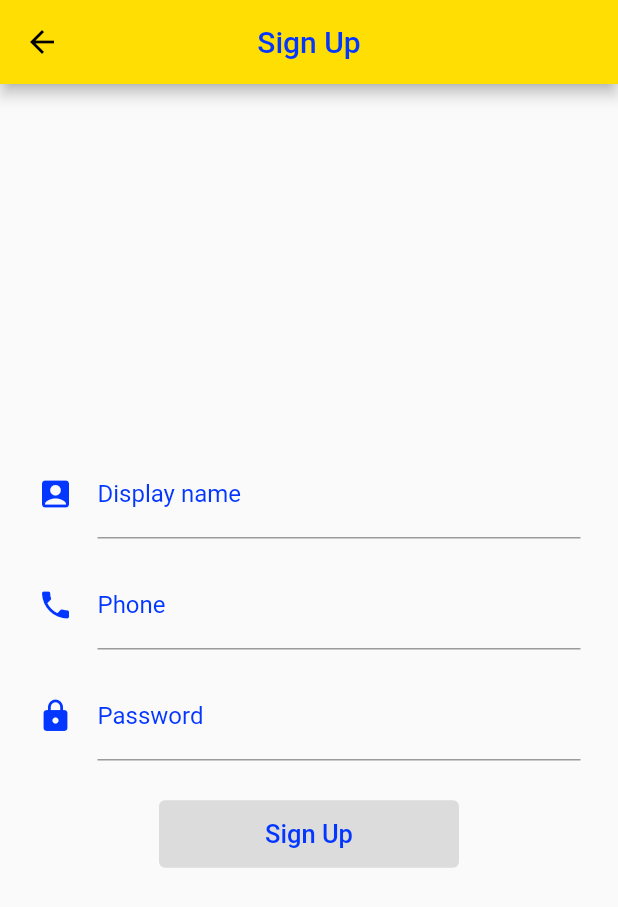
After one commit to pvc2209/flutter_code4func, a Flutter app: the screen it shows after launch, after a tap on "Đăng ký tài khoản", on a phone screen of 412 x 824 dp. The commit adds this screen. Shown: the top 907 px of the screen. Run offline on Flutter 3.47's test engine with Material 2 defaults, Android fonts, the phone set to English and light mode, and no system bars; our stand-ins replace dio, flutter_spinkit, rxdart, shared_preferences, sqflite; accounts and stored records are empty; network calls fail.

Commit message:
bai34_xu_ly_event_bloc_tai_view_layer

```diff
--- a/bai29_flutter_app_bookstore/lib/base/base_bloc.dart
+++ b/bai29_flutter_app_bookstore/lib/base/base_bloc.dart
@@ -2,12 +2,26 @@ import 'dart:async';
 
 import 'package:bai29_flutter_app_bookstore/base/base_event.dart';
 import 'package:flutter/foundation.dart';
+import 'package:rxdart/rxdart.dart';
 
 abstract class BaseBloc {
+  // có thể gán được vì BehaviorSubject extends StreamController
+  final StreamController<BaseEvent> _processEventSubject =
+      BehaviorSubject<BaseEvent>();
+
+  final StreamController<bool> _loadingStreamController =
+      StreamController<bool>();
+
   // Controller này cho phép phía view gửi data(event) đến Bloc để xử lý
   final StreamController<BaseEvent> _eventStreamController = StreamController();
 
   Sink<BaseEvent> get event => _eventStreamController.sink;
+
+  Stream<bool> get loadingStream => _loadingStreamController.stream;
+  Sink<bool> get loadingSink => _loadingStreamController.sink;
+
+  Stream<BaseEvent> get processEventStream => _processEventSubject.stream;
+  Sink<BaseEvent> get processEventSink => _processEventSubject.sink;
 
   BaseBloc() {
     _eventStreamController.stream.listen((BaseEvent event) {
@@ -27,5 +41,7 @@ abstract class BaseBloc {
   @mustCallSuper
   void dispose() {
     _eventStreamController.close();
+    _loadingStreamController.close();
+    _processEventSubject.close();
   }
 }
--- a/bai29_flutter_app_bookstore/lib/base/base_widget.dart
+++ b/bai29_flutter_app_bookstore/lib/base/base_widget.dart
@@ -6,6 +6,7 @@ import 'package:provider/single_child_widget.dart';
 class PageContainer extends StatelessWidget {
   final String title;
   final Widget child;
+  final List<Widget>? actions;
 
   // SingleChildCloneableWidget đã bị đổi thành SingleChildWidget
   // SingleChildWidget là 1 class của provider, để truyền vào MultiProvider ở bên dưới,
@@ -19,6 +20,7 @@ class PageContainer extends StatelessWidget {
     required this.child,
     required this.bloc,
     required this.di,
+    this.actions,
   }) : super(key: key);
 
   // Lúc trước MultiProvider không hoạt động được không phải là do di, bloc
@@ -33,6 +35,7 @@ class PageContainer extends StatelessWidget {
           title,
           style: TextStyle(color: AppColor.blue),
         ),
+        actions: actions,
       ),
       body: MultiProvider(
         providers: [
@@ -44,3 +47,18 @@ class PageContainer extends StatelessWidget {
     );
   }
 }
+
+// class này có vẻ thừa
+/* class NavigatorProvider extends StatelessWidget {
+  const NavigatorProvider({Key? key}) : super(key: key);
+
+  @override
+  Widget build(BuildContext context) {
+    return Container(
+      child: Stack(
+        children: [],
+      ),
+    );
+  }
+}
+ */
--- a/bai29_flutter_app_bookstore/lib/data/repo/user_repo.dart
+++ b/bai29_flutter_app_bookstore/lib/data/repo/user_repo.dart
@@ -25,7 +25,8 @@ class UserRepo {
       // print(e);
     }
 
-    throw Exception("Đăng nhập thất bại");
+    // throw Exception("Đăng nhập thất bại");
+    return Future.error('Đăng nhập thất bại');
   }
 
   Future<UserData> signUp(String displayName, String phone, String pass) async {
@@ -44,6 +45,6 @@ class UserRepo {
       // print(e);
     }
 
-    throw Exception("Đăng ký thất bại");
+    return Future.error('Đăng ký thất bại');
   }
 }
--- /dev/null
+++ b/bai29_flutter_app_bookstore/lib/event/signin_fail_event.dart
@@ -0,0 +1,6 @@
+import 'package:bai29_flutter_app_bookstore/base/base_event.dart';
+
+class SignInFailEvent extends BaseEvent {
+  final String errMessage;
+  SignInFailEvent(this.errMessage);
+}
--- /dev/null
+++ b/bai29_flutter_app_bookstore/lib/event/signup_fail_event.dart
@@ -0,0 +1,6 @@
+import 'package:bai29_flutter_app_bookstore/base/base_event.dart';
+
+class SignUpFailEvent extends BaseEvent {
+  final String errMessage;
+  SignUpFailEvent(this.errMessage);
+}
--- /dev/null
+++ b/bai29_flutter_app_bookstore/lib/event/signup_success_event.dart
@@ -0,0 +1,8 @@
+import 'package:bai29_flutter_app_bookstore/base/base_event.dart';
+import 'package:bai29_flutter_app_bookstore/shared/model/user_data.dart';
+
+class SignUpSuccessEvent extends BaseEvent {
+  final UserData userData;
+
+  SignUpSuccessEvent(this.userData);
+}
--- a/bai29_flutter_app_bookstore/lib/main.dart
+++ b/bai29_flutter_app_bookstore/lib/main.dart
@@ -1,4 +1,5 @@
-import 'package:bai29_flutter_app_bookstore/module/signin/sign_page.dart';
+import 'package:bai29_flutter_app_bookstore/module/home/home_page.dart';
+import 'package:bai29_flutter_app_bookstore/module/signin/signin_page.dart';
 import 'package:bai29_flutter_app_bookstore/module/signup/signup_page.dart';
 import 'package:bai29_flutter_app_bookstore/shared/widget/app_color.dart';
 import 'package:flutter/material.dart';
@@ -24,6 +25,7 @@ class MyApp extends StatelessWidget {
         "/": (context) => const SignInPage(),
         "/sign-in": (context) => const SignInPage(),
         "/sign-up": (context) => const SignUpPage(),
+        "/home": (context) => const HomePage(),
       },
     );
   }
--- a/bai29_flutter_app_bookstore/lib/module/signin/sign_page.dart
+++ b/bai29_flutter_app_bookstore/lib/module/signin/signin_page.dart
@@ -1,9 +1,14 @@
+import 'package:bai29_flutter_app_bookstore/base/base_event.dart';
 import 'package:bai29_flutter_app_bookstore/base/base_widget.dart';
 import 'package:bai29_flutter_app_bookstore/data/remote/user_service.dart';
 import 'package:bai29_flutter_app_bookstore/data/repo/user_repo.dart';
+import 'package:bai29_flutter_app_bookstore/event/signin_success_event.dart';
 import 'package:bai29_flutter_app_bookstore/event/signin_event.dart';
-import 'package:bai29_flutter_app_bookstore/module/signin/sign_bloc.dart';
+import 'package:bai29_flutter_app_bookstore/event/signin_fail_event.dart';
+import 'package:bai29_flutter_app_bookstore/module/signin/signin_bloc.dart';
 import 'package:bai29_flutter_app_bookstore/shared/widget/app_color.dart';
+import 'package:bai29_flutter_app_bookstore/shared/widget/bloc_listener.dart';
+import 'package:bai29_flutter_app_bookstore/shared/widget/loading_task.dart';
 import 'package:bai29_flutter_app_bookstore/shared/widget/normal_button.dart';
 import 'package:flutter/material.dart';
 import 'package:provider/provider.dart';
@@ -42,6 +47,22 @@ class _SignInFormWidgetState extends State<SignInFormWidget> {
   final _txtPhoneController = TextEditingController();
   final _txtPassController = TextEditingController();
 
+  void handleEvent(BaseEvent event) {
+    if (event is SignInSuccessEvent) {
+      Navigator.pushReplacementNamed(context, "/home");
+      return;
+    }
+
+    if (event is SignInFailEvent) {
+      final snackBar = SnackBar(
+        content: Text(event.errMessage),
+        backgroundColor: Colors.red,
+      );
+
+      ScaffoldMessenger.of(context).showSnackBar(snackBar);
+    }
+  }
+
   @override
   void dispose() {
     _txtPhoneController.dispose();
@@ -58,7 +79,11 @@ class _SignInFormWidgetState extends State<SignInFormWidget> {
       child: Padding(
         padding: const EdgeInsets.symmetric(horizontal: 25),
         child: Consumer<SignInBloc>(
-          builder: (context, bloc, child) => Column(
+          builder: (context, bloc, child) => BlocListener<SignInBloc>(
+            listener: handleEvent,
+            child: LoadingTask(
+              bloc: bloc,
+              child: Column(
                 mainAxisAlignment: MainAxisAlignment.center,
                 children: [
                   _buildPhoneField(bloc),
@@ -66,6 +91,8 @@ class _SignInFormWidgetState extends State<SignInFormWidget> {
                   _buildSignInButton(bloc),
                   _buildFooter(),
                 ],
+              ),
+            ),
           ),
         ),
       ),
--- a/bai29_flutter_app_bookstore/lib/module/signup/signup_page.dart
+++ b/bai29_flutter_app_bookstore/lib/module/signup/signup_page.dart
@@ -1,8 +1,14 @@
+import 'package:bai29_flutter_app_bookstore/base/base_event.dart';
 import 'package:bai29_flutter_app_bookstore/base/base_widget.dart';
 import 'package:bai29_flutter_app_bookstore/data/remote/user_service.dart';
 import 'package:bai29_flutter_app_bookstore/data/repo/user_repo.dart';
 import 'package:bai29_flutter_app_bookstore/event/signup_event.dart';
+import 'package:bai29_flutter_app_bookstore/event/signup_fail_event.dart';
+import 'package:bai29_flutter_app_bookstore/event/signup_success_event.dart';
+import 'package:bai29_flutter_app_bookstore/module/home/home_page.dart';
 import 'package:bai29_flutter_app_bookstore/shared/widget/app_color.dart';
+import 'package:bai29_flutter_app_bookstore/shared/widget/bloc_listener.dart';
+import 'package:bai29_flutter_app_bookstore/shared/widget/loading_task.dart';
 import 'package:bai29_flutter_app_bookstore/shared/widget/normal_button.dart';
 import 'package:flutter/material.dart';
 import 'package:provider/provider.dart';
@@ -16,7 +22,7 @@ class SignUpPage extends StatelessWidget {
   Widget build(BuildContext context) {
     return PageContainer(
       title: "Sign Up",
-      bloc: [],
+      bloc: const [],
       di: [
         Provider<UserService>(
           create: (context) => UserService(),
@@ -44,6 +50,26 @@ class _SignUpFormWidgetState extends State<SignUpFormWidget> {
   final _txtPhoneController = TextEditingController();
   final _txtPassController = TextEditingController();
 
+  void handleEvent(BaseEvent event) {
+    if (event is SignUpSuccessEvent) {
+      Navigator.pushAndRemoveUntil(
+        context,
+        MaterialPageRoute(builder: (context) => const HomePage()),
+        ModalRoute.withName("/home"),
+      );
+      return;
+    }
+
+    if (event is SignUpFailEvent) {
+      final snackBar = SnackBar(
+        content: Text(event.errMessage),
+        backgroundColor: Colors.red,
+      );
+
+      ScaffoldMessenger.of(context).showSnackBar(snackBar);
+    }
+  }
+
   @override
   void dispose() {
     _txtDisplayNameController.dispose();
@@ -61,7 +87,11 @@ class _SignUpFormWidgetState extends State<SignUpFormWidget> {
       child: Padding(
         padding: const EdgeInsets.symmetric(horizontal: 25),
         child: Consumer<SignUpBloc>(
-          builder: (context, bloc, child) => Column(
+          builder: (context, bloc, child) => BlocListener<SignUpBloc>(
+            listener: handleEvent,
+            child: LoadingTask(
+              bloc: bloc,
+              child: Column(
                 mainAxisAlignment: MainAxisAlignment.center,
                 children: [
                   _buildDisplayNameField(bloc),
@@ -69,6 +99,8 @@ class _SignUpFormWidgetState extends State<SignUpFormWidget> {
                   _buildPassField(bloc),
                   _buildSignUpButton(bloc),
                 ],
+              ),
+            ),
           ),
         ),
       ),
--- /dev/null
+++ b/bai29_flutter_app_bookstore/lib/shared/widget/bloc_listener.dart
@@ -0,0 +1,42 @@
+import 'package:bai29_flutter_app_bookstore/base/base_bloc.dart';
+import 'package:bai29_flutter_app_bookstore/base/base_event.dart';
+import 'package:bai29_flutter_app_bookstore/module/signin/signin_bloc.dart';
+import 'package:flutter/material.dart';
+import 'package:provider/provider.dart';
+
+class BlocListener<T extends BaseBloc> extends StatefulWidget {
+  final Widget child;
+  final Function(BaseEvent event) listener;
+
+  const BlocListener({Key? key, required this.child, required this.listener})
+      : super(key: key);
+
+  @override
+  State<BlocListener> createState() => _BlocListenerState<T>();
+}
+
+class _BlocListenerState<T> extends State<BlocListener> {
+  @override
+  void didChangeDependencies() {
+    super.didChangeDependencies();
+    var bloc = Provider.of<T>(context, listen: false) as BaseBloc;
+
+    bloc.processEventStream.listen((event) {
+      widget.listener(event);
+    });
+  }
+
+  @override
+  Widget build(BuildContext context) {
+    // Chỗ này cần ? thì initialData mới có thể null được
+    return StreamProvider<BaseEvent?>(
+      initialData: null,
+      create: (context) => (Provider.of<T>(context, listen: false) as BaseBloc)
+          .processEventStream,
+      updateShouldNotify: (previous, current) => false, // Quan trọng
+      child: Consumer<BaseEvent?>(
+        builder: (context, value, child) => widget.child,
+      ),
+    );
+  }
+}
--- /dev/null
+++ b/bai29_flutter_app_bookstore/lib/shared/widget/loading_task.dart
@@ -0,0 +1,51 @@
+import 'package:bai29_flutter_app_bookstore/base/base_bloc.dart';
+import 'package:flutter/material.dart';
+import 'package:flutter_spinkit/flutter_spinkit.dart';
+import 'package:provider/provider.dart';
+
+import 'scale_animation.dart';
+
+class LoadingTask extends StatelessWidget {
+  final Widget child;
+  final BaseBloc bloc;
+
+  const LoadingTask({
+    Key? key,
+    required this.child,
+    required this.bloc,
+  }) : super(key: key);
+
+  @override
+  Widget build(BuildContext context) {
+    return StreamProvider<bool>(
+      initialData: false,
+      create: (context) => bloc.loadingStream,
+      child: Stack(
+        children: [
+          child,
+          Consumer<bool>(
+            builder: (context, isLoading, child) => Center(
+              child: isLoading
+                  ? ScaleAnimation(
+                      child: Container(
+                        width: 120,
+                        height: 120,
+                        decoration: const BoxDecoration(
+                          color: Colors.black45,
+                          borderRadius: BorderRadius.all(
+                            Radius.circular(8),
+                          ),
+                        ),
+                        child: const SpinKitPouringHourGlass(
+                          color: Colors.white,
+                        ),
+                      ),
+                    )
+                  : Container(),
+            ),
+          )
+        ],
+      ),
+    );
+  }
+}
--- a/bai29_flutter_app_bookstore/lib/shared/widget/validation.dart
+++ b/bai29_flutter_app_bookstore/lib/shared/widget/validation.dart
@@ -6,7 +6,7 @@ class Validation {
   }
 
   static bool isPassValid(String pass) {
-    return pass.length > 6;
+    return pass.length >= 6;
   }
 
   static bool isDisplayNameValid(String displayName) {
--- a/bai29_flutter_app_bookstore/pubspec.yaml
+++ b/bai29_flutter_app_bookstore/pubspec.yaml
@@ -38,6 +38,7 @@ dependencies:
   dio: ^4.0.4
   shared_preferences: ^2.0.11
   rxdart: ^0.27.3
+  flutter_spinkit: ^5.1.0
 
 dev_dependencies:
   flutter_test:
```
Also changed, not shown: bai29_flutter_app_bookstore/lib/event/signin_success_event.dart (added, +8 -0 lines), bai29_flutter_app_bookstore/lib/module/home/home_page.dart (+36 -0 lines), bai29_flutter_app_bookstore/lib/module/signin/signin_bloc.dart (renamed from bai29_flutter_app_bookstore/lib/module/signin/sign_bloc.dart, +21 -3 lines), bai29_flutter_app_bookstore/lib/module/signup/signup_bloc.dart (+13 -2 lines), bai29_flutter_app_bookstore/lib/shared/widget/scale_animation.dart (added, +48 -0 lines), bai29_flutter_app_bookstore/pubspec.lock. Lines whose indentation alone changed are shown as unchanged.
